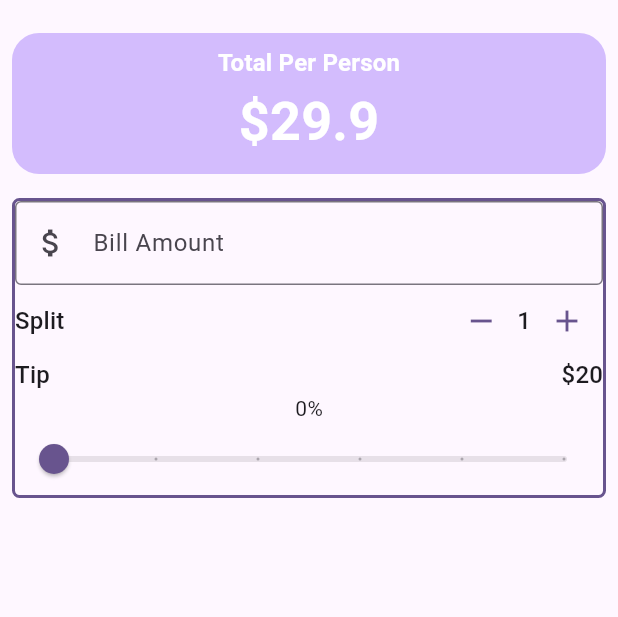
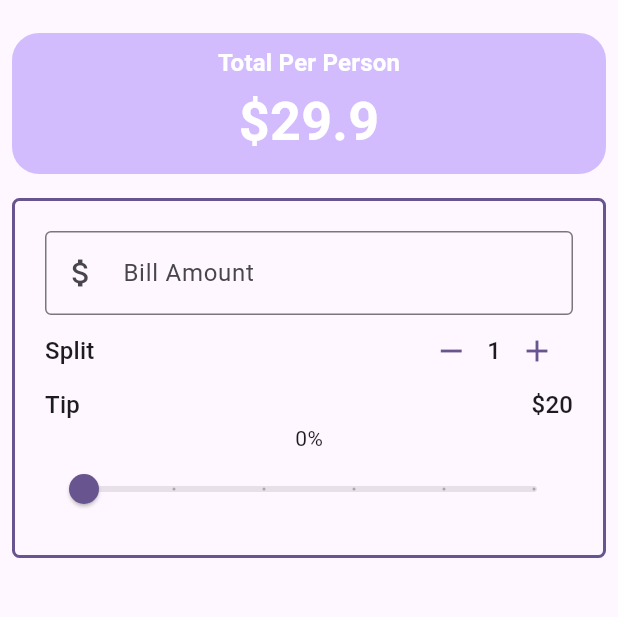
Before and after one commit to abdullahmeen/utip, a Flutter app: the screen it shows after launch, on a phone screen of 412 x 824 dp, the part 63-680 px from its top. Run offline on Flutter 3.47's test engine with Material 3 defaults, Android fonts, the phone set to English and light mode, and no system bars.

Commit message:
Refactor billAmount Field

```diff
--- a/lib/main.dart
+++ b/lib/main.dart
@@ -1,4 +1,5 @@
 import 'package:flutter/material.dart';
+import 'package:utip/widgets/bill_amount_field.dart';
 import 'package:utip/widgets/person_counter.dart';
 import 'package:utip/widgets/tip_slider.dart';
 
@@ -87,21 +88,17 @@ class _UTipState extends State<UTip> {
           Padding(
             padding: const EdgeInsets.all(8.0),
             child: Container(
+              padding: EdgeInsets.all(20),
               decoration: BoxDecoration(
                 borderRadius: BorderRadius.circular(5),
                 border: Border.all(color: theme.colorScheme.primary, width: 2),
               ),
               child: Column(
                 children: [
-                  TextField(
-                    decoration: InputDecoration(
-                      border: OutlineInputBorder(),
-                      prefixIcon: Icon(Icons.attach_money),
-                      labelText: 'Bill Amount',
-                    ),
-                    keyboardType: TextInputType.number,
+                  BillAmountField(
+                    billAmount: "100",
                     onChanged: (value) {
-                      print('value $value');
+                      print('Amoount: $value');
                     },
                   ),
                   //split bill area
--- /dev/null
+++ b/lib/widgets/bill_amount_field.dart
@@ -0,0 +1,22 @@
+import 'package:flutter/material.dart';
+
+class BillAmountField extends StatelessWidget {
+  const BillAmountField({super.key, required this.billAmount, required this.onChanged});
+  final String billAmount;
+  final ValueChanged<String> onChanged;
+
+  @override
+  Widget build(BuildContext context) {
+    return TextField(
+      decoration: InputDecoration(
+        border: OutlineInputBorder(),
+        prefixIcon: Icon(Icons.attach_money),
+        labelText: 'Bill Amount',
+      ),
+      keyboardType: TextInputType.number,
+      onChanged: (value) {
+        onChanged(value);
+      },
+    );
+  }
+}
```
